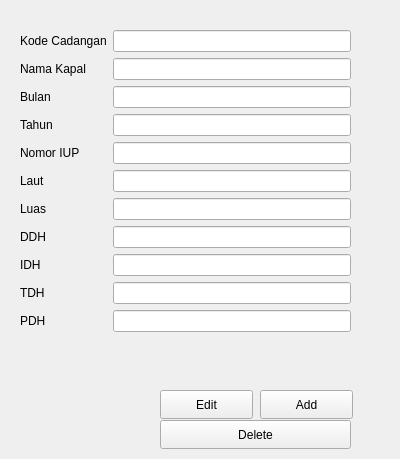
This is formcadangan.ui in Yadija/tugas_visual_2 as Qt 5 draws it before an edit. The edited form follows.
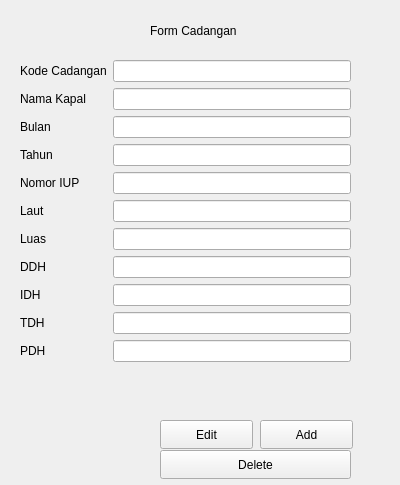
This is the edited form.

Commit message: ⚒️build: add title to ui

Patch:
```diff
--- a/formcadangan.ui
+++ b/formcadangan.ui
@@ -7,7 +7,7 @@
     <x>0</x>
     <y>0</y>
     <width>400</width>
-    <height>459</height>
+    <height>485</height>
    </rect>
   </property>
   <property name="windowTitle">
@@ -17,7 +17,7 @@
    <property name="geometry">
     <rect>
      <x>20</x>
-     <y>30</y>
+     <y>60</y>
      <width>331</width>
      <height>361</height>
     </rect>
@@ -139,7 +139,7 @@
    <property name="geometry">
     <rect>
      <x>260</x>
-     <y>390</y>
+     <y>420</y>
      <width>93</width>
      <height>29</height>
     </rect>
@@ -152,7 +152,7 @@
    <property name="geometry">
     <rect>
      <x>160</x>
-     <y>420</y>
+     <y>450</y>
      <width>191</width>
      <height>29</height>
     </rect>
@@ -165,7 +165,7 @@
    <property name="geometry">
     <rect>
      <x>160</x>
-     <y>390</y>
+     <y>420</y>
      <width>93</width>
      <height>29</height>
     </rect>
@@ -174,6 +174,19 @@
     <string>Edit</string>
    </property>
   </widget>
+  <widget class="QLabel" name="label">
+   <property name="geometry">
+    <rect>
+     <x>150</x>
+     <y>20</y>
+     <width>121</width>
+     <height>21</height>
+    </rect>
+   </property>
+   <property name="text">
+    <string>Form Cadangan</string>
+   </property>
+  </widget>
  </widget>
  <resources/>
  <connections/>
```
The commit also changes 6 other files.
